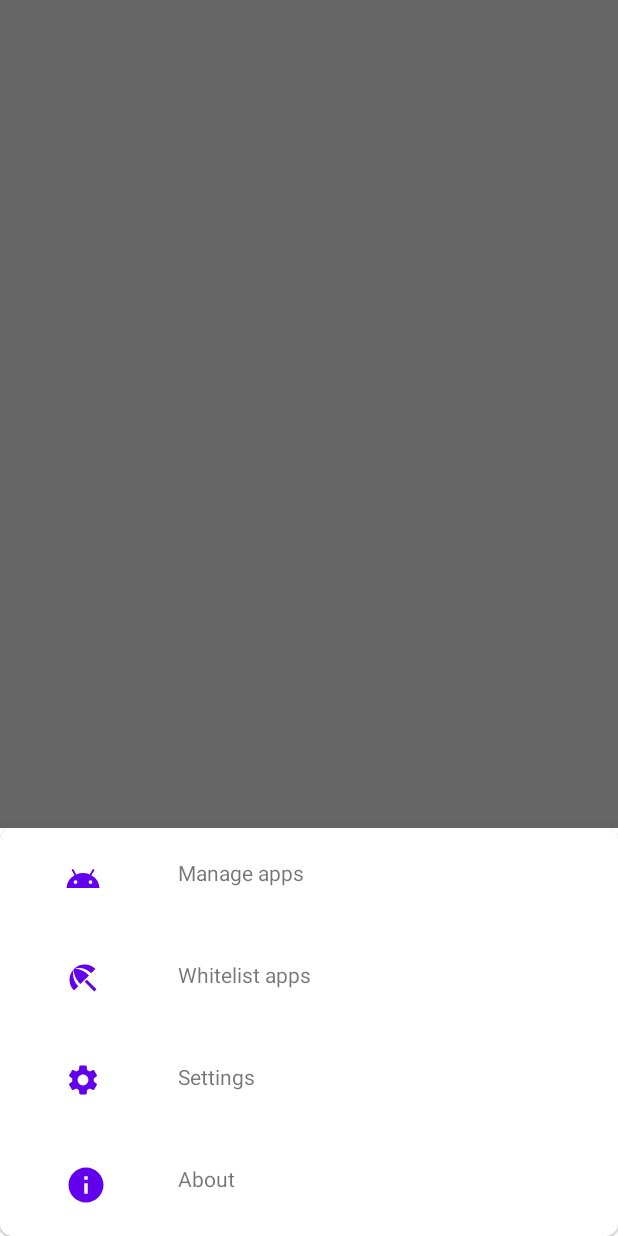
After one commit to fossfreaks/za_warudo-app, an Android app: the fragment BottomMenuDialog placed in its activity, on a phone screen of 412 x 824 dp. The commit adds this screen. Run offline under Robolectric (Android 15) with nearby library versions, the phone set to English and light mode, and no system bars.

Commit message:
added bottomNavMenu

```diff
--- a/Application/app/src/main/java/com/fossfreaks/freezethem/ui/MainActivity.kt
+++ b/Application/app/src/main/java/com/fossfreaks/freezethem/ui/MainActivity.kt
@@ -5,11 +5,16 @@ import android.content.pm.PackageInfo
 import android.content.pm.PackageManager
 import androidx.appcompat.app.AppCompatActivity
 import android.os.Bundle
+import android.view.Menu
 import androidx.recyclerview.widget.LinearLayoutManager
 import androidx.recyclerview.widget.RecyclerView
 import com.fossfreaks.freezethem.R
 import com.fossfreaks.freezethem.adapters.AppListRecyclerViewAdapter
+import com.fossfreaks.freezethem.ui.dialog.BottomMenuDialog
+import com.google.android.material.bottomappbar.BottomAppBar
+import com.google.android.material.bottomsheet.BottomSheetBehavior
 import kotlinx.android.synthetic.main.activity_main.*
+import kotlinx.android.synthetic.main.bottom_menu_sheets.*
 
 class MainActivity : AppCompatActivity() {
     override fun onCreate(savedInstanceState: Bundle?) {
@@ -23,10 +28,19 @@ class MainActivity : AppCompatActivity() {
         // TODO : Show if they are disabled
         // TODO : ENABLE as user clicks unFreeze
 
-//        apps_main_rc.layoutManager = LinearLayoutManager(this)
-//        apps_main_rc.adapter = AppListRecyclerViewAdapter(getAllApps())
+        //apps_main_rc.layoutManager = LinearLayoutManager(this)
+        //apps_main_rc.adapter = AppListRecyclerViewAdapter(getAllApps())
+
+        val bottomAppBar = BottomMenuDialog()
+        btm_tool_bar.setNavigationOnClickListener {
+            bottomAppBar.show(supportFragmentManager,"Show_menu")
+        }
 
     }
+
+
+
+    override fun onCreateOptionsMenu(menu: Menu?): Boolean =  true
 
     private fun getAllApps(): MutableList<PackageInfo> {
         val packageManager = packageManager
--- /dev/null
+++ b/Application/app/src/main/java/com/fossfreaks/freezethem/ui/dialog/BottomMenuDialog.kt
@@ -0,0 +1,42 @@
+package com.fossfreaks.freezethem.ui.dialog
+
+import android.os.Bundle
+import android.view.LayoutInflater
+import android.view.View
+import android.view.ViewGroup
+import com.fossfreaks.freezethem.R
+import com.google.android.material.bottomsheet.BottomSheetDialogFragment
+import kotlinx.android.synthetic.main.bottom_menu_sheets.*
+
+class BottomMenuDialog : BottomSheetDialogFragment(){
+    init {
+
+    }
+
+    override fun onCreateView(
+        inflater: LayoutInflater,
+        container: ViewGroup?,
+        savedInstanceState: Bundle?
+    ): View? {
+        return inflater.inflate(R.layout.bottom_menu_sheets,container,false)
+    }
+
+    override fun onViewCreated(view: View, savedInstanceState: Bundle?) {
+        super.onViewCreated(view, savedInstanceState)
+        manage_app_container_menu.setOnClickListener {
+
+        }
+
+        whitelist_app_container_menu.setOnClickListener {
+
+        }
+
+        setting_app_container_menu.setOnClickListener {
+
+        }
+
+        about_app_container_menu.setOnClickListener {
+
+        }
+    }
+}
--- /dev/null
+++ b/Application/app/src/main/res/drawable/ic_baseline_info_24.xml
@@ -0,0 +1,5 @@
+<vector android:height="28dp" android:tint="@color/colorPrimary"
+    android:viewportHeight="24" android:viewportWidth="24"
+    android:width="28dp" xmlns:android="http://schemas.android.com/apk/res/android">
+    <path android:fillColor="@android:color/white" android:pathData="M12,2C6.48,2 2,6.48 2,12s4.48,10 10,10 10,-4.48 10,-10S17.52,2 12,2zM13,17h-2v-6h2v6zM13,9h-2L11,7h2v2z"/>
+</vector>
--- /dev/null
+++ b/Application/app/src/main/res/drawable/ic_baseline_menu_24.xml
@@ -0,0 +1,5 @@
+<vector android:height="24dp" android:tint="#FFFFFF"
+    android:viewportHeight="24" android:viewportWidth="24"
+    android:width="24dp" xmlns:android="http://schemas.android.com/apk/res/android">
+    <path android:fillColor="@android:color/white" android:pathData="M3,18h18v-2L3,16v2zM3,13h18v-2L3,11v2zM3,6v2h18L21,6L3,6z"/>
+</vector>
--- /dev/null
+++ b/Application/app/src/main/res/drawable/ic_manage_apps_24.xml
@@ -0,0 +1,5 @@
+<vector android:height="28dp" android:tint="@color/colorPrimary"
+    android:viewportHeight="28" android:viewportWidth="28"
+    android:width="28dp" xmlns:android="http://schemas.android.com/apk/res/android">
+    <path android:fillColor="@android:color/white" android:pathData="M17.6,11.48 L19.44,8.3a0.63,0.63 0,0 0,-1.09 -0.63l-1.88,3.28a11.43,11.43 0,0 0,-8.94 0L5.65,7.67a0.63,0.63 0,0 0,-1.09 0.63L6.4,11.48A10.81,10.81 0,0 0,1 20L23,20A10.81,10.81 0,0 0,17.6 11.48ZM7,17.25A1.25,1.25 0,1 1,8.25 16,1.25 1.25,0 0,1 7,17.25ZM17,17.25A1.25,1.25 0,1 1,18.25 16,1.25 1.25,0 0,1 17,17.25Z"/>
+</vector>
--- /dev/null
+++ b/Application/app/src/main/res/drawable/ic_settings_24.xml
@@ -0,0 +1,5 @@
+<vector android:height="28dp" android:tint="@color/colorPrimary"
+    android:viewportHeight="28" android:viewportWidth="28"
+    android:width="28dp" xmlns:android="http://schemas.android.com/apk/res/android">
+    <path android:fillColor="@android:color/white" android:pathData="M19.14,12.94c0.04,-0.3 0.06,-0.61 0.06,-0.94c0,-0.32 -0.02,-0.64 -0.07,-0.94l2.03,-1.58c0.18,-0.14 0.23,-0.41 0.12,-0.61l-1.92,-3.32c-0.12,-0.22 -0.37,-0.29 -0.59,-0.22l-2.39,0.96c-0.5,-0.38 -1.03,-0.7 -1.62,-0.94L14.4,2.81c-0.04,-0.28 -0.28,-0.41 -0.48,-0.41h-3.84c-0.28,0 -0.43,0.17 -0.47,0.41L9.25,5.35C8.66,5.59 8.12,5.92 7.63,6.29L5.28,5.33c-0.22,-0.08 -0.47,0 -0.59,0.22L2.74,8.87C2.62,9.08 2.66,9.34 2.86,9.48l2.03,1.58C4.84,11.36 4.8,11.69 4.8,12s0.02,0.64 0.07,0.94l-2.03,1.58c-0.18,0.14 -0.23,0.41 -0.12,0.61l1.92,3.32c0.12,0.22 0.37,0.29 0.59,0.22l2.39,-0.96c0.5,0.38 1.03,0.7 1.62,0.94l0.36,2.54c0.05,0.28 0.28,0.41 0.48,0.41h3.84c0.28,0 0.44,-0.17 0.47,-0.41l0.36,-2.54c0.59,-0.28 1.13,-0.56 1.62,-0.94l2.39,0.96c0.22,0.08 0.47,0 0.59,-0.22l1.92,-3.32c0.12,-0.22 0.07,-0.47 -0.12,-0.61L19.14,12.94zM12,15.6c-1.98,0 -3.6,-1.62 -3.6,-3.6s1.62,-3.6 3.6,-3.6s3.6,1.62 3.6,3.6S13.98,15.6 12,15.6z"/>
+</vector>
--- /dev/null
+++ b/Application/app/src/main/res/drawable/ic_whitelist_access_24.xml
@@ -0,0 +1,5 @@
+<vector android:height="28dp" android:tint="@color/colorPrimary"
+    android:viewportHeight="28" android:viewportWidth="28"
+    android:width="28dp" xmlns:android="http://schemas.android.com/apk/res/android">
+    <path android:fillColor="@android:color/white" android:pathData="M13.127,14.56l1.43,-1.43 6.44,6.443L19.57,21zM17.42,8.83l2.86,-2.86c-3.95,-3.95 -10.35,-3.96 -14.3,-0.02 3.93,-1.3 8.31,-0.25 11.44,2.88zM5.95,5.98c-3.94,3.95 -3.93,10.35 0.02,14.3l2.86,-2.86C5.7,14.29 4.65,9.91 5.95,5.98zM5.97,5.96l-0.01,0.01c-0.38,3.01 1.17,6.88 4.3,10.02l5.73,-5.73c-3.13,-3.13 -7.01,-4.68 -10.02,-4.3z"/>
+</vector>
--- a/Application/app/src/main/res/layout/activity_main.xml
+++ b/Application/app/src/main/res/layout/activity_main.xml
@@ -1,32 +1,45 @@
 <?xml version="1.0" encoding="utf-8"?>
-<androidx.coordinatorlayout.widget.CoordinatorLayout xmlns:android="http://schemas.android.com/apk/res/android"
+<androidx.coordinatorlayout.widget.CoordinatorLayout
+    xmlns:android="http://schemas.android.com/apk/res/android"
     xmlns:app="http://schemas.android.com/apk/res-auto"
     xmlns:tools="http://schemas.android.com/tools"
     android:id="@+id/thai_layout"
     android:layout_width="match_parent"
     android:layout_height="match_parent"
     android:fitsSystemWindows="true"
-    tools:context=".ui.MainActivity">
+    tools:context=".ui.MainActivity"
+    >
+
+    <androidx.core.widget.NestedScrollView
+        android:layout_width="match_parent"
+        android:layout_height="match_parent"
+        android:clipToPadding="false"
+        android:layout_marginBottom="56dp">
+
+    </androidx.core.widget.NestedScrollView>
 
     <com.google.android.material.bottomappbar.BottomAppBar
         android:id="@+id/btm_tool_bar"
         android:layout_width="match_parent"
         android:layout_height="wrap_content"
         android:layout_gravity="bottom"
+        app:layout_anchorGravity="top"
+        app:hideOnScroll="true"
         android:hapticFeedbackEnabled="true"
-        app:backgroundTint="#5C6BC0"
+        app:navigationIcon="@drawable/ic_baseline_menu_24"
+        style="@style/Widget.MaterialComponents.BottomAppBar.Colored"
         app:fabAlignmentMode="end"
         app:fabAnimationMode="scale" />
 
     <com.google.android.material.floatingactionbutton.FloatingActionButton
         android:layout_width="60dp"
         android:layout_height="60dp"
-        android:backgroundTint="#7986CB"
+        android:backgroundTint="@color/colorPrimary"
         android:backgroundTintMode="screen"
         android:elevation="12dp"
+        app:layout_anchorGravity="top|end"
         android:src="@drawable/ic_freeze_btn"
         app:layout_anchor="@id/btm_tool_bar"
-        app:rippleColor="#448AFF" />
-
+        app:rippleColor="@color/colorAccent" />
 
 </androidx.coordinatorlayout.widget.CoordinatorLayout>
--- /dev/null
+++ b/Application/app/src/main/res/layout/bottom_menu_sheets.xml
@@ -0,0 +1,111 @@
+<?xml version="1.0" encoding="utf-8"?>
+<com.google.android.material.card.MaterialCardView
+    xmlns:android="http://schemas.android.com/apk/res/android"
+    xmlns:app="http://schemas.android.com/apk/res-auto"
+    android:id="@+id/bottom_sheet_m"
+    android:layout_width="match_parent"
+    android:layout_height="wrap_content"
+    app:layout_behavior="com.google.android.material.bottomsheet.BottomSheetBehavior"
+    app:behavior_hideable="true"
+    app:cardCornerRadius="8dp"
+    >
+    <LinearLayout
+        android:layout_width="match_parent"
+        android:layout_height="wrap_content"
+        android:orientation="vertical">
+
+        <LinearLayout
+            android:id="@+id/manage_app_container_menu"
+            android:layout_width="match_parent"
+            android:layout_height="wrap_content"
+            android:orientation="horizontal"
+            android:padding="8dp">
+
+            <ImageView
+                android:layout_width="0dp"
+                android:layout_height="wrap_content"
+                android:layout_weight="1"
+                android:contentDescription="@string/app_name"
+                android:paddingTop="12dp"
+                android:paddingBottom="12dp"
+                android:src="@drawable/ic_manage_apps_24" />
+
+            <com.google.android.material.textview.MaterialTextView
+                android:layout_width="0dp"
+                android:layout_height="wrap_content"
+                android:layout_weight="3"
+                android:padding="12dp"
+                android:text="@string/manage_apps" />
+        </LinearLayout>
+
+        <LinearLayout
+            android:id="@+id/whitelist_app_container_menu"
+            android:layout_width="match_parent"
+            android:layout_height="wrap_content"
+            android:orientation="horizontal"
+            android:padding="8dp">
+
+            <ImageView
+                android:layout_width="0dp"
+                android:layout_height="wrap_content"
+                android:layout_weight="1"
+                android:contentDescription="@string/app_name"
+                android:padding="12dp"
+                android:src="@drawable/ic_whitelist_access_24" />
+
+            <com.google.android.material.textview.MaterialTextView
+                android:layout_width="0dp"
+                android:layout_height="wrap_content"
+                android:layout_weight="3"
+                android:padding="12dp"
+                android:text="@string/whitelist_apps" />
+        </LinearLayout>
+
+        <LinearLayout
+            android:id="@+id/setting_app_container_menu"
+            android:layout_width="match_parent"
+            android:layout_height="wrap_content"
+            android:orientation="horizontal"
+            android:padding="8dp">
+
+            <ImageView
+                android:layout_width="0dp"
+                android:layout_height="wrap_content"
+                android:layout_weight="1"
+                android:contentDescription="@string/app_name"
+                android:padding="12dp"
+                android:src="@drawable/ic_settings_24" />
+
+            <com.google.android.material.textview.MaterialTextView
+                android:layout_width="0dp"
+                android:layout_height="wrap_content"
+                android:layout_weight="3"
+                android:padding="12dp"
+                android:text="@string/settings" />
+        </LinearLayout>
+
+        <LinearLayout
+            android:id="@+id/about_app_container_menu"
+            android:layout_width="match_parent"
+            android:layout_height="wrap_content"
+            android:orientation="horizontal"
+            android:padding="8dp">
+
+            <ImageView
+                android:layout_width="0dp"
+                android:layout_height="wrap_content"
+                android:layout_weight="1"
+                android:contentDescription="@string/app_name"
+                android:padding="12dp"
+                android:src="@drawable/ic_baseline_info_24" />
+
+            <com.google.android.material.textview.MaterialTextView
+                android:layout_width="0dp"
+                android:layout_height="wrap_content"
+                android:layout_weight="3"
+                android:padding="12dp"
+                android:text="@string/about" />
+        </LinearLayout>
+
+    </LinearLayout>
+</com.google.android.material.card.MaterialCardView>
--- a/Application/app/src/main/res/values/styles.xml
+++ b/Application/app/src/main/res/values/styles.xml
@@ -1,6 +1,6 @@
 <resources>
     <!-- Base application theme. -->
-    <style name="AppTheme" parent="Theme.MaterialComponents.DayNight.DarkActionBar">
+    <style name="AppTheme" parent="Theme.MaterialComponents.DayNight.NoActionBar">
         <!-- Customize your theme here. -->
         <item name="colorPrimary">@color/colorPrimary</item>
         <item name="colorPrimaryDark">@color/colorPrimaryDark</item>
```
